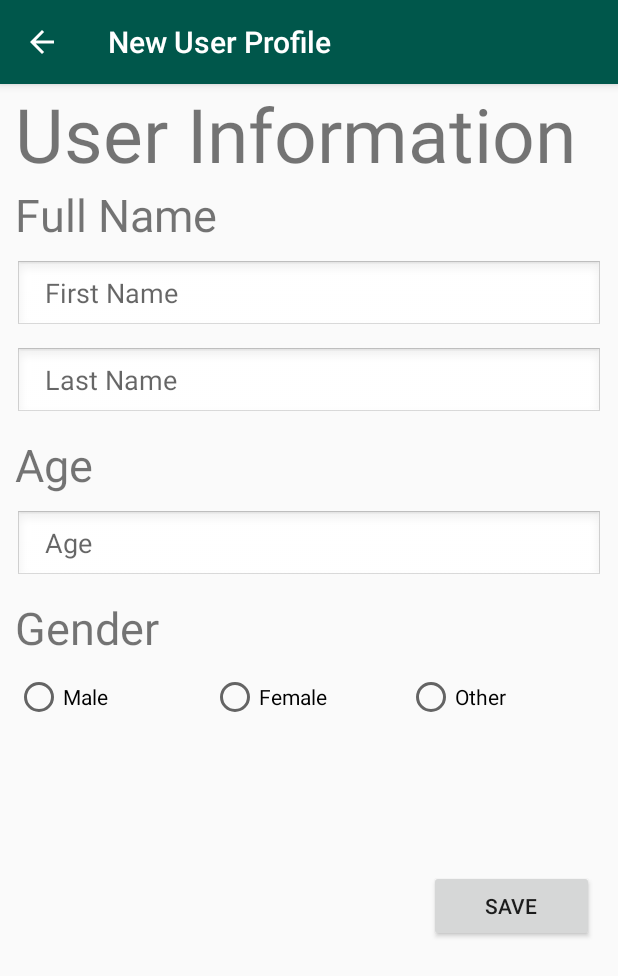
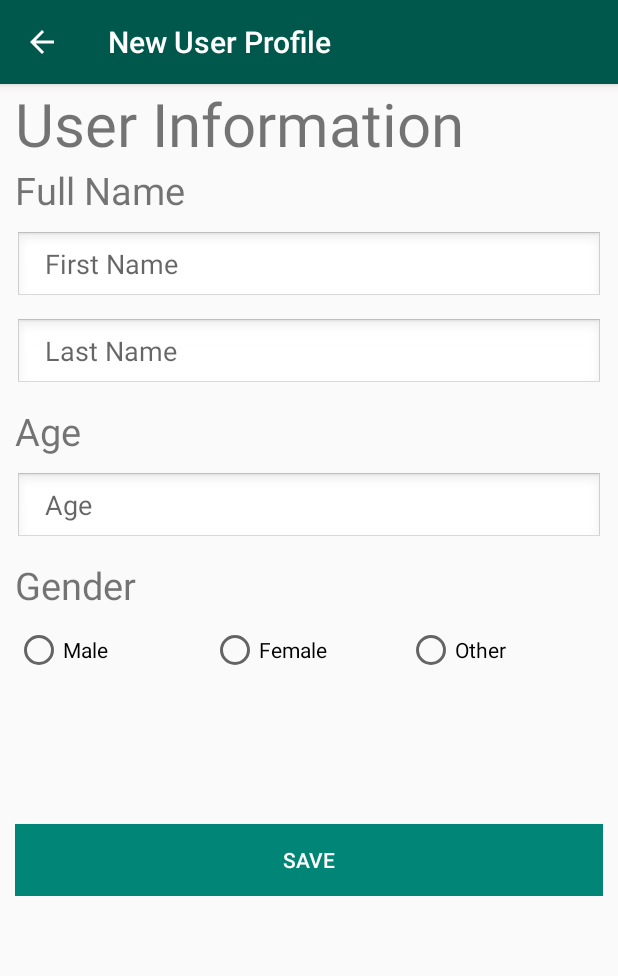
Before and after one commit to TeamSAYY/COMP3004Project, an Android app: the New_User_Profile screen opened directly, with no data from a screen before it, on a phone screen of 412 x 824 dp. Shown: the top 976 px of the screen. Run offline under Robolectric (Android 15) with nearby library versions, the phone set to English and light mode, and no system bars.

Commit message:
Modified New User Profile and Android Manifest files for implemented features.

```diff
--- a/app/src/main/java/com/example/drmednotifier/New_User_Profile.java
+++ b/app/src/main/java/com/example/drmednotifier/New_User_Profile.java
@@ -4,6 +4,8 @@ import androidx.appcompat.app.AppCompatActivity;
 import androidx.appcompat.widget.Toolbar;
 
 import android.os.Bundle;
+import android.widget.EditText;
+import android.widget.TextView;
 
 public class New_User_Profile extends AppCompatActivity {
 
@@ -18,4 +20,26 @@ public class New_User_Profile extends AppCompatActivity {
         getSupportActionBar().setTitle(getResources().getString(R.string.new_user_report_title));
         getSupportActionBar().setDisplayHomeAsUpEnabled(true);
     }
+
+    /*@Override
+    public void onSaveInstanceState(Bundle savedInstanceState) {
+        super.onSaveInstanceState(savedInstanceState);
+        // Save UI state changes to the savedInstanceState.
+        // This bundle will be passed to onCreate if the process is
+        // killed and restarted.
+        savedInstanceState.putString("MyString", "Welcome back to Android");
+        // etc.
+    }
+
+    @Override
+    public void onRestoreInstanceState(Bundle savedInstanceState) {
+        super.onRestoreInstanceState(savedInstanceState);
+        // Restore UI state from the savedInstanceState.
+        // This bundle has also been passed to onCreate.
+        EditText txtFirstName = (EditText)findViewById(R.id.textFirstName);
+        String myString = savedInstanceState.getString("MyString");
+
+        txtFirstName.setText(myString, TextView.BufferType.EDITABLE);
+
+    }*/
 }
--- a/app/src/main/res/layout/activity_new__user__profile.xml
+++ b/app/src/main/res/layout/activity_new__user__profile.xml
@@ -9,6 +9,10 @@
     <include
         android:id="@+id/toolbar"
         layout="@layout/new_user_profile_toolbar" />
+
+    <ScrollView
+        android:layout_width="match_parent"
+        android:layout_height="match_parent">
 
         <LinearLayout
             android:layout_width="match_parent"
@@ -35,14 +39,14 @@
                 android:layout_width="match_parent"
                 android:layout_height="wrap_content"
                 android:text="User Information"
-            android:textSize="50dp" />
+                android:textSize="40dp" />
 
             <TextView
                 android:id="@+id/lblFullName"
                 android:layout_width="match_parent"
                 android:layout_height="wrap_content"
                 android:text="Full Name"
-            android:textSize="30dp" />
+                android:textSize="25dp" />
 
             <EditText
                 android:id="@+id/textFirstName"
@@ -70,7 +74,7 @@
                 android:layout_width="match_parent"
                 android:layout_height="wrap_content"
                 android:text="Age"
-            android:textSize="30dp" />
+                android:textSize="25dp" />
 
             <EditText
                 android:id="@+id/textAge"
@@ -86,9 +90,9 @@
                 android:id="@+id/lblGender"
                 android:layout_width="match_parent"
                 android:layout_height="wrap_content"
+                android:layout_marginBottom="10dp"
                 android:text="Gender"
-            android:layout_marginBottom="10dp"
-            android:textSize="30dp" />
+                android:textSize="25dp" />
 
             <RadioGroup
                 android:layout_width="match_parent"
@@ -120,36 +124,23 @@
             <EditText
                 android:id="@+id/invisibleTextSpace2"
                 android:layout_width="match_parent"
-            android:layout_height="89dp"
-            android:ems="10"
-            android:inputType="textPersonName"
-            android:visibility="invisible" />
-
-        <LinearLayout
-            android:layout_width="match_parent"
-            android:layout_height="match_parent"
-            android:orientation="horizontal"
-            android:padding="0dp">
-
-            <EditText
-                android:id="@+id/invisibleTextSpace4"
-                android:layout_width="276dp"
-                android:layout_height="24dp"
+                android:layout_height="90dp"
                 android:ems="10"
                 android:inputType="textPersonName"
                 android:visibility="invisible" />
 
             <Button
                 android:id="@+id/btnSaveChanges"
-                android:layout_width="110dp"
+                android:layout_width="match_parent"
                 android:layout_height="wrap_content"
-                android:layout_marginEnd="16dp"
-                android:layout_marginBottom="16dp"
+                android:layout_weight="1"
+                android:background="@color/colorPrimary"
+                android:textColor="@color/background_default_Color"
                 android:text="Save"
                 app:layout_constraintBottom_toBottomOf="parent"
                 app:layout_constraintEnd_toEndOf="parent" />
-        </LinearLayout>
 
         </LinearLayout>
+    </ScrollView>
 
 </RelativeLayout>
--- a/app/src/main/res/layout/fragment_frag__home.xml
+++ b/app/src/main/res/layout/fragment_frag__home.xml
@@ -6,6 +6,12 @@
     tools:context="com.example.drmednotifier.Nav_page">
 
     <!-- TODO: Update blank fragment layout -->
+    <Button
+        android:id="@+id/btnUserIcon"
+        android:layout_width="wrap_content"
+        android:layout_height="wrap_content"
+        android:text="User Icon" />
+
     <TextView
         android:layout_width="match_parent"
         android:layout_height="match_parent"
```
Also changed, not shown: app/src/main/AndroidManifest.xml (+5 -2 lines), app/src/main/java/com/example/drmednotifier/Frag_Home.java (+18 -1 lines). Lines whose indentation alone changed are shown as unchanged.
